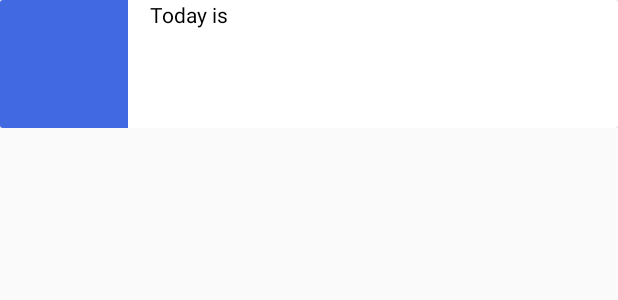
After one commit to celikkoseoglu/LodeStar, an Android app: the layout card_weather_today.xml on its own in the app's theme, with its tools: preview values and no code run, on a phone screen of 412 x 824 dp. The commit adds this screen. Shown: the top 300 px of the screen. Run offline under Robolectric (Android 15) with nearby library versions, the phone set to English and light mode, and no system bars; network calls fail.

Commit message:
Weather Information v5 - Two different layouts and parsing done

```diff
--- /dev/null
+++ b/Android/LodeStar/app/src/main/res/layout/card_weather_today.xml
@@ -0,0 +1,39 @@
+<?xml version="1.0" encoding="utf-8"?>
+<android.support.constraint.ConstraintLayout
+    xmlns:android="http://schemas.android.com/apk/res/android"
+    xmlns:tools="http://schemas.android.com/tools"
+    android:layout_width="match_parent"
+    android:layout_height="wrap_content">
+
+    <RelativeLayout
+        android:layout_width="match_parent"
+        android:layout_height="wrap_content">
+
+        <android.support.v7.widget.CardView
+            android:layout_width="match_parent"
+            android:layout_height="wrap_content" >
+            <!--tools:layout_editor_absoluteX="8dp" !-->
+            <!--tools:layout_editor_absoluteY="136dp" !-->
+
+            <ImageView
+                android:id="@+id/weather_picture_today"
+                android:layout_width="85dp"
+                android:layout_height="85dp"
+                android:background="@color/colorRoyalBlue"/>
+
+            <TextView
+                android:id="@+id/weather_info_today"
+                android:layout_width="wrap_content"
+                android:layout_height="wrap_content"
+                android:layout_marginLeft="100dp"
+                android:textColor="@color/colorBlack"
+                android:text="@string/today_weather"
+                android:layout_gravity="top"
+                android:layout_marginStart="100dp"
+                />
+
+        </android.support.v7.widget.CardView>
+
+    </RelativeLayout>
+
+</android.support.constraint.ConstraintLayout>
--- a/Android/LodeStar/app/src/main/res/layout/cards_weather.xml
+++ b/Android/LodeStar/app/src/main/res/layout/cards_weather.xml
@@ -27,7 +27,7 @@
             android:layout_height="wrap_content"
             android:layout_marginLeft="100dp"
             android:textColor="@color/colorBlack"
-            android:text="@string/today_weather"
+            android:text="@string/other_days_weather"
             android:layout_gravity="top"
             android:layout_marginStart="100dp"
             />
--- a/Android/LodeStar/app/src/main/res/values/strings.xml
+++ b/Android/LodeStar/app/src/main/res/values/strings.xml
@@ -11,6 +11,7 @@
     <string name="user_retype_password">Retype Password</string>
     <string name="weather_activity">Weather Information</string>
     <string name="today_weather">Today is</string>
+    <string name="other_days_weather">Other day</string>
     <string name="weather_feels_like">feels like</string>
     <string name="weather_humidity">humidity</string>
     <string name="title_activity_home">HomeActivity</string>
```
Also changed, not shown: Android/LodeStar/app/src/main/java/com/lodestarapp/cs491/lodestar/Adapters/WeatherInformationAdapter.java (+55 -16 lines).
